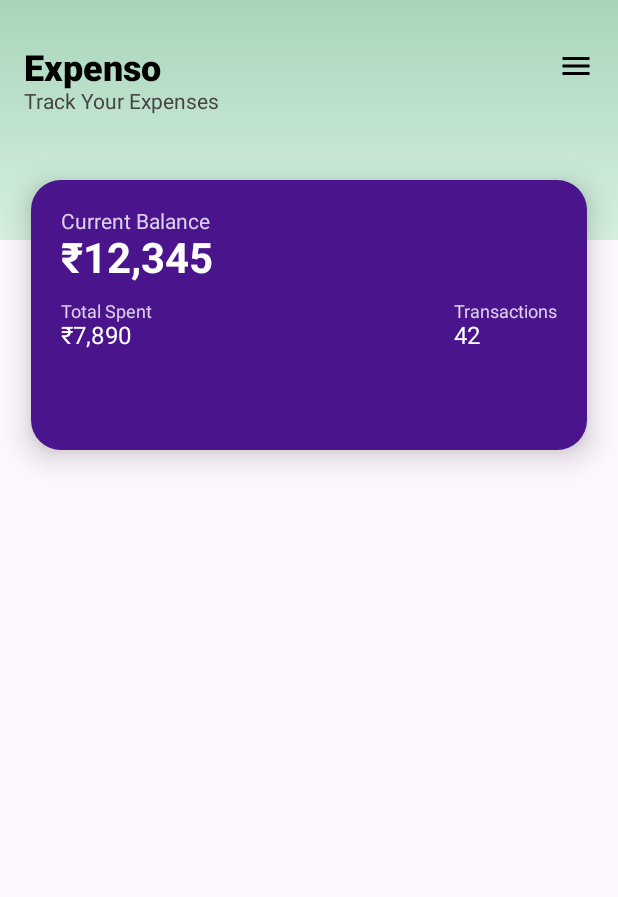
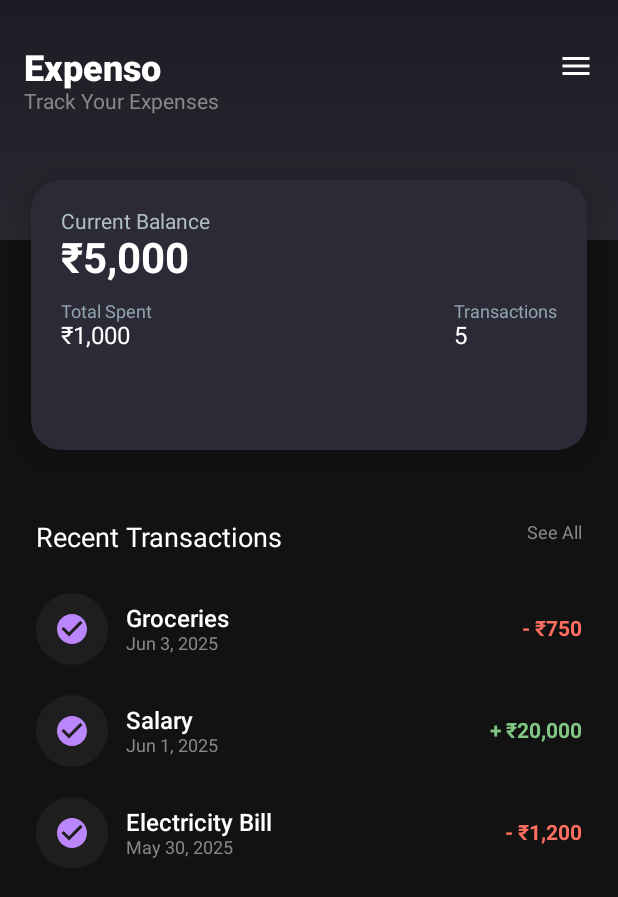
Before and after one commit to OMAR-0184/ExpenseTrack, an Android app built with Jetpack Compose: the @Preview function Home, on a phone screen of 412 x 824 dp. Shown: the top 897 px of the screen. Run offline under Robolectric (Android 15) with nearby library versions, the phone set to English and light mode, and no system bars; our stand-ins replace constraintlayout-compose.

```diff
--- a/app/src/main/java/com/example/expensetrack/HomeScreen.kt
+++ b/app/src/main/java/com/example/expensetrack/HomeScreen.kt
@@ -1,36 +1,34 @@
 package com.example.expensetrack
 
 import androidx.compose.foundation.background
-import androidx.compose.foundation.border
 import androidx.compose.foundation.layout.*
+import androidx.compose.foundation.shape.CircleShape
 import androidx.compose.foundation.shape.RoundedCornerShape
 import androidx.compose.material.icons.Icons
+import androidx.compose.material.icons.filled.CheckCircle
 import androidx.compose.material.icons.filled.Menu
-import androidx.compose.material3.Card
-import androidx.compose.material3.CardDefaults
-import androidx.compose.material3.Icon
-import androidx.compose.material3.Surface
-import androidx.compose.material3.Text
+import androidx.compose.material3.*
 import androidx.compose.runtime.Composable
 import androidx.compose.ui.Alignment
 import androidx.compose.ui.Modifier
 import androidx.compose.ui.draw.clip
 import androidx.compose.ui.graphics.Brush
 import androidx.compose.ui.graphics.Color
-import androidx.compose.ui.graphics.painter.Painter
 import androidx.compose.ui.text.font.FontWeight
 import androidx.compose.ui.tooling.preview.Preview
 import androidx.compose.ui.unit.dp
 import androidx.compose.ui.unit.sp
 import androidx.constraintlayout.compose.ConstraintLayout
+import androidx.constraintlayout.compose.Dimension
+
 @Composable
 @Preview(showBackground = true)
 fun Home() {
-    Surface(modifier = Modifier.fillMaxSize()) {
+    Surface(modifier = Modifier.fillMaxSize(), color = Color(0xFF121212)) {
         ConstraintLayout(modifier = Modifier.fillMaxSize()) {
             val (header, card, body) = createRefs()
 
-            // 🟩 Header Box
+            // Header
             Box(
                 modifier = Modifier
                     .constrainAs(header) {
@@ -42,48 +40,39 @@ fun Home() {
                     .height(160.dp)
                     .background(
                         brush = Brush.verticalGradient(
-                            colors = listOf(
-                                Color(0xFFA8D5BA),
-                                Color(0xFFBCEBCB).copy(alpha = 0.6f)
-                            )
+                            listOf(Color(0xFF1F1B24), Color(0xFF2A2730))
                         )
                     )
                     .padding(start = 16.dp, top = 32.dp)
             ) {
                 Column {
-                    Text(
-                        text = "Expenso",
-                        fontSize = 24.sp,
-                        color = Color.Black,
-                        fontWeight = FontWeight.ExtraBold
-                    )
-                    Text(
-                        text = "Track Your Expenses",
-                        fontSize = 14.sp,
-                        color = Color.DarkGray
-                    )
+                    Text("Expenso", fontSize = 24.sp, color = Color.White, fontWeight = FontWeight.ExtraBold)
+                    Text("Track Your Expenses", fontSize = 14.sp, color = Color.Gray)
                 }
 
                 Icon(
                     imageVector = Icons.Default.Menu,
                     contentDescription = "Menu",
-                    tint = Color.Black,
+                    tint = Color.White,
                     modifier = Modifier
                         .align(Alignment.TopEnd)
                         .padding(end = 16.dp)
                 )
             }
 
-            // 🟦 Overlapping Card (Expense Summary)
+            // Expense Card
             ExpenseSummaryCard(
+                balance = "₹5,000",
+                totalSpent = "₹1,000",
+                transactions = 5,
                 modifier = Modifier.constrainAs(card) {
                     top.linkTo(header.bottom, margin = (-40).dp)
                     centerHorizontallyTo(parent)
                 }
             )
 
-            // ⬜ Body Placeholder
-            Row(
+            // Transactions
+            Column(
                 modifier = Modifier
                     .fillMaxWidth()
                     .padding(16.dp)
@@ -91,9 +80,10 @@ fun Home() {
                         top.linkTo(card.bottom, margin = 24.dp)
                         start.linkTo(parent.start)
                         end.linkTo(parent.end)
+                        height = Dimension.fillToConstraints
                     }
             ) {
-                // Add body content here
+                transactionList()
             }
         }
     }
@@ -101,9 +91,9 @@ fun Home() {
 
 @Composable
 fun ExpenseSummaryCard(
-    balance: String = "₹12,345",
-    totalSpent: String = "₹7,890",
-    transactions: Int = 42,
+    balance: String,
+    totalSpent: String,
+    transactions: Int,
     modifier: Modifier = Modifier
 ) {
     Card(
@@ -112,16 +102,15 @@ fun ExpenseSummaryCard(
             .height(180.dp),
         shape = RoundedCornerShape(20.dp),
         elevation = CardDefaults.cardElevation(defaultElevation = 12.dp),
-        colors = CardDefaults.cardColors(containerColor = Color(0xFF4A148C))
+        colors = CardDefaults.cardColors(containerColor = Color(0xFF2D2A37))
     ) {
         Column(
             modifier = Modifier
                 .fillMaxSize()
                 .padding(20.dp)
         ) {
-            Text("Current Balance", color = Color.White.copy(alpha = 0.8f), fontSize = 14.sp)
+            Text("Current Balance", color = Color(0xFFB0BEC5), fontSize = 14.sp)
             Text(balance, color = Color.White, fontSize = 28.sp, fontWeight = FontWeight.Bold)
-
             Spacer(modifier = Modifier.height(12.dp))
 
             Row(
@@ -129,15 +118,95 @@ fun ExpenseSummaryCard(
                 horizontalArrangement = Arrangement.SpaceBetween
             ) {
                 Column {
-                    Text("Total Spent", color = Color.White.copy(alpha = 0.8f), fontSize = 12.sp)
+                    Text("Total Spent", color = Color(0xFF90A4AE), fontSize = 12.sp)
                     Text(totalSpent, color = Color.White, fontSize = 16.sp)
                 }
 
                 Column {
-                    Text("Transactions", color = Color.White.copy(alpha = 0.8f), fontSize = 12.sp)
+                    Text("Transactions", color = Color(0xFF90A4AE), fontSize = 12.sp)
                     Text(transactions.toString(), color = Color.White, fontSize = 16.sp)
                 }
             }
         }
     }
 }
+
+@Composable
+fun transactionList() {
+    Column(modifier = Modifier.padding(horizontal = 8.dp)) {
+        Row(
+            modifier = Modifier
+                .fillMaxWidth()
+                .padding(vertical = 8.dp),
+            horizontalArrangement = Arrangement.SpaceBetween
+        ) {
+            Text("Recent Transactions", color = Color.White, fontSize = 18.sp)
+            Text("See All", color = Color.Gray, fontSize = 12.sp)
+        }
+
+        Spacer(modifier = Modifier.height(8.dp))
+
+        transactionItem(
+            title = "Groceries",
+            amount = "- ₹750",
+            icon = Icons.Default.CheckCircle,
+            date = "Jun 3, 2025"
+        )
+        transactionItem(
+            title = "Salary",
+            amount = "+ ₹20,000",
+            icon = Icons.Default.CheckCircle,
+            date = "Jun 1, 2025"
+        )
+        transactionItem(
+            title = "Electricity Bill",
+            amount = "- ₹1,200",
+            icon = Icons.Default.CheckCircle,
+            date = "May 30, 2025"
+        )
+    }
+}
+
+@Composable
+fun transactionItem(
+    title: String,
+    amount: String,
+    icon: androidx.compose.ui.graphics.vector.ImageVector,
+    date: String,
+    modifier: Modifier = Modifier
+) {
+    Row(
+        modifier = modifier
+            .fillMaxWidth()
+            .padding(vertical = 10.dp),
+        verticalAlignment = Alignment.CenterVertically
+    ) {
+        Box(
+            modifier = Modifier
+                .size(48.dp)
+                .clip(CircleShape)
+                .background(Color(0xFF1E1E1E)),
+            contentAlignment = Alignment.Center
+        ) {
+            Icon(
+                imageVector = icon,
+                contentDescription = "$title icon",
+                tint = Color(0xFFBB86FC)
+            )
+        }
+
+        Spacer(modifier = Modifier.width(12.dp))
+
+        Column(modifier = Modifier.weight(1f)) {
+            Text(title, fontSize = 16.sp, fontWeight = FontWeight.SemiBold, color = Color.White)
+            Text(date, fontSize = 12.sp, color = Color.Gray)
+        }
+
+        Text(
+            text = amount,
+            fontSize = 14.sp,
+            color = if (amount.startsWith("-")) Color(0xFFFF6F61) else Color(0xFF81C784),
+            fontWeight = FontWeight.Bold
+        )
+    }
+}
--- a/app/src/main/java/com/example/expensetrack/MainActivity.kt
+++ b/app/src/main/java/com/example/expensetrack/MainActivity.kt
@@ -19,7 +19,7 @@ class MainActivity : ComponentActivity() {
         enableEdgeToEdge()
         setContent {
             ExpenseTrackTheme {
-                Home()
+                AddExpense()
             }
         }
     }
```
